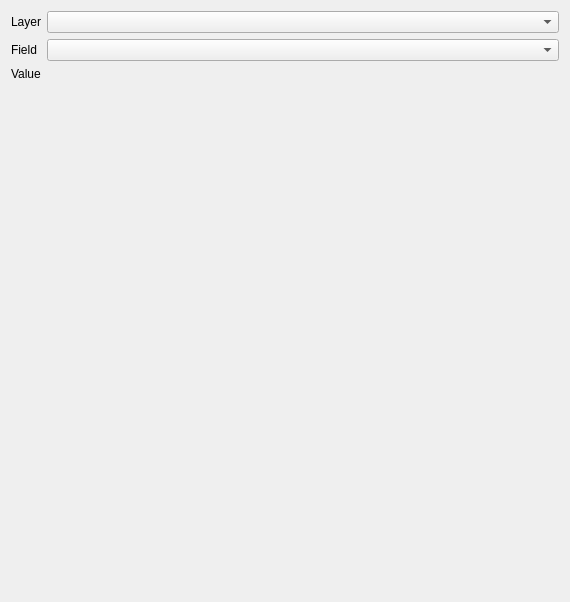
This is AttributeAssignment_base.ui in dayjournal/AttributeAssignment as Qt 5 draws it before an edit. The edited form follows.
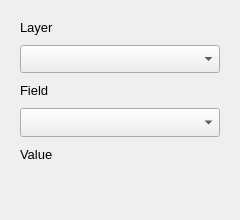
This is the edited form. Custom widgets are drawn as their Qt base class.

What changed in the file:
```diff
--- a/AttributeAssignment_base.ui
+++ b/AttributeAssignment_base.ui
@@ -2,60 +2,129 @@
 <ui version="4.0">
  <class>AttributeAssignment</class>
  <widget class="QDialog" name="AttributeAssignment">
+  <property name="enabled">
+   <bool>true</bool>
+  </property>
   <property name="geometry">
    <rect>
     <x>0</x>
     <y>0</y>
-    <width>570</width>
-    <height>602</height>
+    <width>240</width>
+    <height>220</height>
    </rect>
   </property>
   <property name="windowTitle">
    <string>AttributeAssignment</string>
   </property>
   <layout class="QFormLayout" name="formLayout">
-   <item row="2" column="0">
+   <property name="fieldGrowthPolicy">
+    <enum>QFormLayout::AllNonFixedFieldsGrow</enum>
+   </property>
+   <property name="rowWrapPolicy">
+    <enum>QFormLayout::DontWrapRows</enum>
+   </property>
+   <property name="horizontalSpacing">
+    <number>10</number>
+   </property>
+   <property name="verticalSpacing">
+    <number>10</number>
+   </property>
+   <property name="leftMargin">
+    <number>20</number>
+   </property>
+   <property name="topMargin">
+    <number>20</number>
+   </property>
+   <property name="rightMargin">
+    <number>20</number>
+   </property>
+   <property name="bottomMargin">
+    <number>20</number>
+   </property>
+   <item row="0" column="0">
+    <widget class="QLabel" name="label_layer">
+     <property name="font">
+      <font>
+       <pointsize>10</pointsize>
+      </font>
+     </property>
+     <property name="text">
+      <string>Layer</string>
+     </property>
+    </widget>
+   </item>
+   <item row="1" column="0" colspan="2">
+    <widget class="QgsMapLayerComboBox" name="mMapLayerComboBox">
+     <property name="sizePolicy">
+      <sizepolicy hsizetype="Preferred" vsizetype="MinimumExpanding">
+       <horstretch>0</horstretch>
+       <verstretch>25</verstretch>
+      </sizepolicy>
+     </property>
+     <property name="allowEmptyLayer">
+      <bool>false</bool>
+     </property>
+     <property name="showCrs">
+      <bool>false</bool>
+     </property>
+    </widget>
+   </item>
+   <item row="3" column="0">
     <widget class="QLabel" name="label_field">
+     <property name="font">
+      <font>
+       <pointsize>10</pointsize>
+      </font>
+     </property>
      <property name="text">
       <string>Field</string>
      </property>
     </widget>
    </item>
-   <item row="3" column="0">
+   <item row="4" column="0" colspan="2">
+    <widget class="QgsFieldComboBox" name="mFieldComboBox">
+     <property name="sizePolicy">
+      <sizepolicy hsizetype="Preferred" vsizetype="MinimumExpanding">
+       <horstretch>0</horstretch>
+       <verstretch>25</verstretch>
+      </sizepolicy>
+     </property>
+    </widget>
+   </item>
+   <item row="6" column="0">
     <widget class="QLabel" name="label_value">
+     <property name="font">
+      <font>
+       <pointsize>10</pointsize>
+      </font>
+     </property>
      <property name="text">
       <string>Value</string>
      </property>
     </widget>
    </item>
-   <item row="0" column="1">
-    <widget class="QgsMapLayerComboBox" name="mMapLayerComboBox"/>
-   </item>
-   <item row="0" column="0">
-    <widget class="QLabel" name="label_layer">
-     <property name="text">
-      <string>Layer</string>
+   <item row="7" column="0" colspan="2">
+    <widget class="QWidget" name="mValuePlaceholder" native="true">
+     <property name="sizePolicy">
+      <sizepolicy hsizetype="Preferred" vsizetype="MinimumExpanding">
+       <horstretch>0</horstretch>
+       <verstretch>25</verstretch>
+      </sizepolicy>
      </property>
     </widget>
    </item>
-   <item row="2" column="1">
-    <widget class="QgsFieldComboBox" name="mFieldComboBox"/>
-   </item>
-   <item row="3" column="1">
-    <widget class="QWidget" name="mValuePlaceholder" native="true"/>
-   </item>
   </layout>
  </widget>
  <customwidgets>
-  <customwidget>
-   <class>QgsMapLayerComboBox</class>
-   <extends>QComboBox</extends>
-   <header>qgis.gui.QgsMapLayerComboBox</header>
-  </customwidget>
   <customwidget>
    <class>QgsFieldComboBox</class>
    <extends>QComboBox</extends>
-   <header>qgis.gui.QgsFieldComboBox</header>
+   <header>qgsfieldcombobox.h</header>
+  </customwidget>
+  <customwidget>
+   <class>QgsMapLayerComboBox</class>
+   <extends>QComboBox</extends>
+   <header>qgsmaplayercombobox.h</header>
   </customwidget>
  </customwidgets>
  <resources/>
```
Left out of the diff: 6 changed lines with no effect on the pictures.
